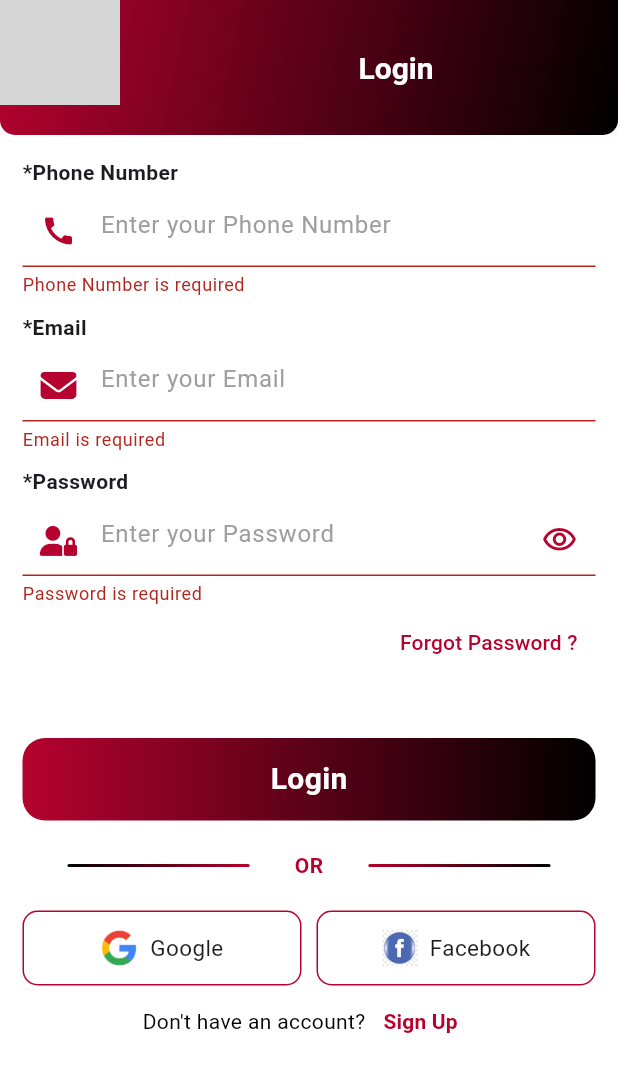
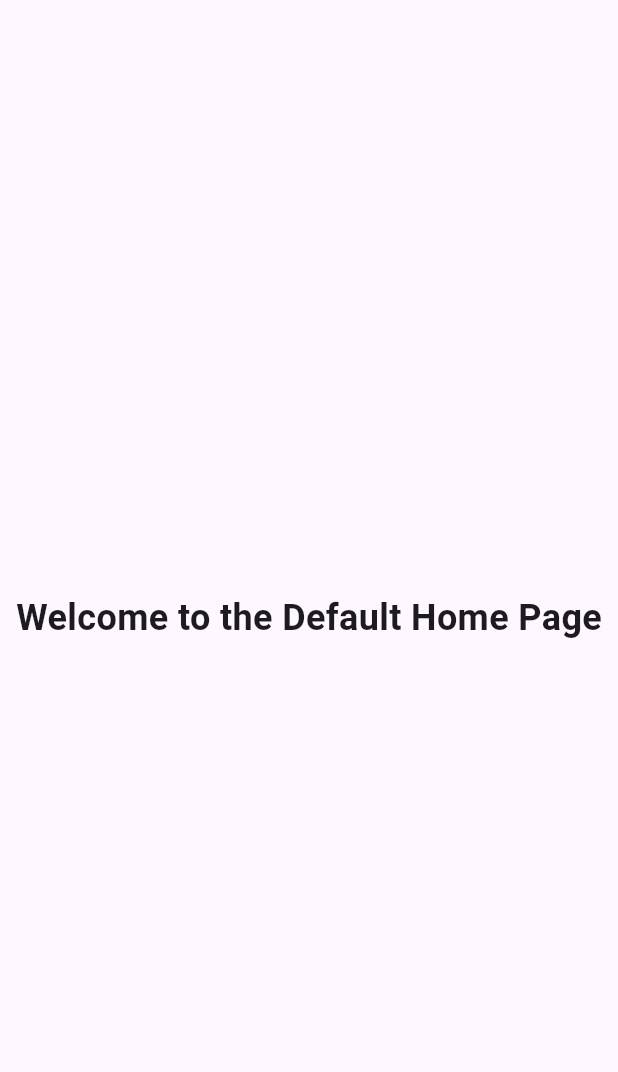
Before and after one commit to MOTO-LINK/MOTOLINK, a Flutter app: the LoginRiderPage screen opened by its route, after a tap on "Login", on a phone screen of 412 x 824 dp. Shown: the top 1072 px of the screen. Run offline on Flutter 3.47's test engine with Material 3 defaults, Android fonts, the phone set to English and light mode, and no system bars; drawn by our look-alikes of modal_progress_hud_nsn; our stand-ins replace firebase_auth, flutter_vector_icons, fluttertoast, font_awesome_flutter; accounts and stored records are empty; Roboto replaces fonts that are missing (Delivery); grey boxes are pictures that could not be loaded.

Commit message:
forgot and reset password pages

```diff
--- a/lib/core/widgets/CustomAppBar.dart
+++ b/lib/core/widgets/CustomAppBar.dart
@@ -6,6 +6,7 @@ class CustomAppBar extends StatelessWidget implements PreferredSizeWidget {
   final String? imagePath;
   final IconData? icon;
   final VoidCallback? onIconPressed;
+  final double appBarHeight;
 
   const CustomAppBar({
     super.key,
@@ -13,15 +14,16 @@ class CustomAppBar extends StatelessWidget implements PreferredSizeWidget {
     this.imagePath,
     this.icon,
     this.onIconPressed,
+    this.appBarHeight = 100,
   });
 
   @override
-  Size get preferredSize => const Size.fromHeight(90);
+  Size get preferredSize => Size.fromHeight(appBarHeight);
 
   @override
   Widget build(BuildContext context) {
     return AppBar(
-      toolbarHeight: 90,
+      toolbarHeight: appBarHeight,
       actions: [
         if (icon != null)
           IconButton(
@@ -37,25 +39,19 @@ class CustomAppBar extends StatelessWidget implements PreferredSizeWidget {
             end: Alignment.bottomRight,
           ),
           borderRadius: BorderRadius.only(
-            bottomLeft: Radius.circular(10),
-            bottomRight: Radius.circular(10),
+            bottomLeft: Radius.circular(20),
+            bottomRight: Radius.circular(20),
           ),
         ),
-        child: Padding(
-          padding: const EdgeInsets.only(bottom: 20, right: 20),
         child: Align(
-            alignment: Alignment.bottomLeft,
+          alignment: Alignment.bottomRight,
           child:
               imagePath != null
-                    ? Image.asset(imagePath!, width: 80, height: 80)
+                  ? Image.asset(imagePath!, width: 130, height: 130)
                   : const SizedBox.shrink(),
         ),
       ),
-      ),
-      title: Padding(
-        padding: const EdgeInsets.only(left: 60),
-        child: Center(
-          child: Text(
+      title: Text(
         title ?? '',
         style: const TextStyle(
           fontSize: 20,
@@ -64,8 +60,6 @@ class CustomAppBar extends StatelessWidget implements PreferredSizeWidget {
           fontWeight: FontWeight.bold,
         ),
       ),
-        ),
-      ),
     );
   }
 }
--- a/lib/core/widgets/custom_button.dart
+++ b/lib/core/widgets/custom_button.dart
@@ -14,7 +14,7 @@ class CustomButton extends StatelessWidget {
       },
       child: Container(
         width: double.infinity,
-        height: 55,
+        height: 60,
         decoration: BoxDecoration(
           gradient: LinearGradient(
             colors: [Color(0xFFB5022F), Colors.black],
@@ -28,7 +28,7 @@ class CustomButton extends StatelessWidget {
             txt,
             style: TextStyle(
               color: Colors.white,
-              fontSize: 20,
+              fontSize: 24,
               fontWeight: FontWeight.bold,
             ),
           ),
--- a/lib/main.dart
+++ b/lib/main.dart
@@ -6,6 +6,9 @@
 import 'package:moto/general/splashPage/splash_page.dart';
 import 'package:moto/rider/auth/pages/LoginRiderPage.dart';
 import 'package:moto/rider/auth/pages/SignupRiderPage.dart';
+import 'package:moto/rider/auth/pages/ResetPassPage.dart';
+import 'package:moto/rider/auth/pages/forgotPassPage.dart';
+import 'package:moto/rider/home/dafualthome.dart';
 
 void main() {
   runApp(const MyApp());
@@ -28,7 +31,9 @@
         //rider pages
         "Signup_Rider_Page": (context) => SignupRiderPage(),
         "Login_Rider_Page": (context) => LoginRiderPage(),
-        //"home_page_rider": (context) => HomePageRider(),*/
+        "Forgot_Pass_Page": (context) => ForgotpassPage(),
+        "Enter_New_Pass_Page": (context) => ResetPassPage(),
+        "home_page_rider": (context) => homePageDAFUALT(),
 
         // driver pages
         /*"driver_sign_up": (context) => DriverSignUp(),
@@ -36,7 +41,7 @@
       },
       debugShowCheckedModeBanner: false,
       color: Colors.white,
-      home: LoginRiderPage(),
+      home: ResetPassPage(),
     );
   }
 }
--- a/lib/rider/auth/pages/LoginRiderPage.dart
+++ b/lib/rider/auth/pages/LoginRiderPage.dart
@@ -32,8 +32,9 @@ class _LoginRiderPageState extends State<LoginRiderPage> {
       child: Scaffold(
         backgroundColor: Colors.white,
         appBar: CustomAppBar(
-          title: "Login",
+          title: "Welcome, log in.",
           imagePath: "assets/images/DELIVERY.png",
+          appBarHeight: 110,
           //icon: FontAwesomeIcons.arrowLeft,
           /*onIconPressed: () {
             Navigator.pop(context);
@@ -160,7 +161,9 @@ class _LoginRiderPageState extends State<LoginRiderPage> {
                   Align(
                     alignment: Alignment.centerRight,
                     child: TextButton(
-                      onPressed: () {},
+                      onPressed: () {
+                        Navigator.pushNamed(context, "Forgot_Pass_Page");
+                      },
                       child: Text(
                         "Forgot Password ?",
                         style: TextStyle(color: Color(0xFFB5022F)),
@@ -171,15 +174,15 @@ class _LoginRiderPageState extends State<LoginRiderPage> {
 
                   GestureDetector(
                     onTap: () async {
+                      Navigator.pushNamed(context, "home_page_rider");
+
                       if (formState.currentState!.validate()) {
                         //api.ip = "";
                         setState(() {
                           isLoading = true;
                         });
                         await api.loginRider();
-                        ScaffoldMessenger.of(context).showSnackBar(
-                          SnackBar(content: Text("Login successful!")),
-                        );
+                        showSnackBar(context, 'Login Successful');
                         try {
                           //هدخل الداتا بتاعتي الايميل والباس
                           UserCredential user = await FirebaseAuth.instance
@@ -214,7 +217,7 @@ class _LoginRiderPageState extends State<LoginRiderPage> {
                           setState(() {
                             isLoading = false;
                           });
-                          showSnackBar(context, 'There was an Error.');
+                          // showSnackBar(context, 'There was an Error.');
                         }
                       }
                     },
@@ -256,7 +259,7 @@ class _LoginRiderPageState extends State<LoginRiderPage> {
 
                       TextButton(
                         onPressed: () {
-                          //   Navigator.of(context).pushNamed("Signup_Rider",   );
+                          Navigator.of(context).pushNamed("Signup_Rider_Page");
                         },
                         child: const Text(
                           "Sign Up",
--- a/lib/rider/auth/pages/SignupRiderPage.dart
+++ b/lib/rider/auth/pages/SignupRiderPage.dart
@@ -34,8 +34,9 @@ class _SignupRiderPageState extends State<SignupRiderPage> {
       child: Scaffold(
         backgroundColor: Colors.white,
         appBar: CustomAppBar(
-          title: "Sign Up",
+          title: "Welcome,\nCreate your account",
           imagePath: "assets/images/DELIVERY.png",
+          appBarHeight: 110,
           //icon: FontAwesomeIcons.arrowLeft,
           /* onIconPressed: () {
             Navigator.pop(context);
@@ -290,14 +291,14 @@ class _SignupRiderPageState extends State<SignupRiderPage> {
 
                   GestureDetector(
                     onTap: () async {
+                      Navigator.pushNamed(context, "Login_Rider_Page");
+
                       if (formState.currentState!.validate()) {
                         isLoading = true;
                         setState(() {});
                         //api.ip = "http://";
                         await api.signUpRider();
-                        ScaffoldMessenger.of(context).showSnackBar(
-                          SnackBar(content: Text("Sign up successful!")),
-                        );
+                        showSnackBar(context, 'Sign Up Successful.');
 
                         try {
                           UserCredential user = await FirebaseAuth.instance
@@ -306,7 +307,7 @@ class _SignupRiderPageState extends State<SignupRiderPage> {
                                 password: password!,
                               );
                           print(user);
-                          //Navigator.pushNamed(context, ChatPage.id);
+                          //Navigator.pushNamed(context, "home_page_rider");
                         } on FirebaseAuthException catch (ex) {
                           if (ex.code == 'weak-password') {
                             showSnackBar(context, 'The password is too weak.');
@@ -317,7 +318,7 @@ class _SignupRiderPageState extends State<SignupRiderPage> {
                             );
                           }
                         } catch (ex) {
-                          showSnackBar(context, 'There was an Error.');
+                          //showSnackBar(context, 'Error: $ex');
                         }
                         isLoading = false;
                         setState(() {});
@@ -360,7 +361,7 @@ class _SignupRiderPageState extends State<SignupRiderPage> {
 
                       TextButton(
                         onPressed: () {
-                          //   Navigator.of(context).pushNamed("login_rider",   );
+                          Navigator.of(context).pushNamed("Login_Rider_Page");
                         },
                         child: Text(
                           "Login",
--- /dev/null
+++ b/lib/rider/home/dafualthome.dart
@@ -0,0 +1,17 @@
+import 'package:flutter/material.dart';
+
+class homePageDAFUALT extends StatelessWidget {
+  const homePageDAFUALT({super.key});
+
+  @override
+  Widget build(BuildContext context) {
+    return Scaffold(
+      body: Center(
+        child: Text(
+          'Welcome to the Default Home Page',
+          style: TextStyle(fontSize: 24, fontWeight: FontWeight.bold),
+        ),
+      ),
+    );
+  }
+}
```
Also changed, not shown: lib/core/utils/colors.dart (+3 -6 lines), lib/core/utils/showSnackBar.dart (+10 -2 lines), lib/general/onboardingPages/boarding1.dart (+11 -6 lines), lib/general/onboardingPages/boarding2.dart (+20 -32 lines), lib/general/onboardingPages/boarding3.dart (+17 -9 lines), lib/rider/auth/pages/ForgotPassPage.dart (added, +83 -0 lines), lib/rider/auth/pages/ResetPassPage.dart (added, +188 -0 lines). Lines whose indentation alone changed are shown as unchanged.
